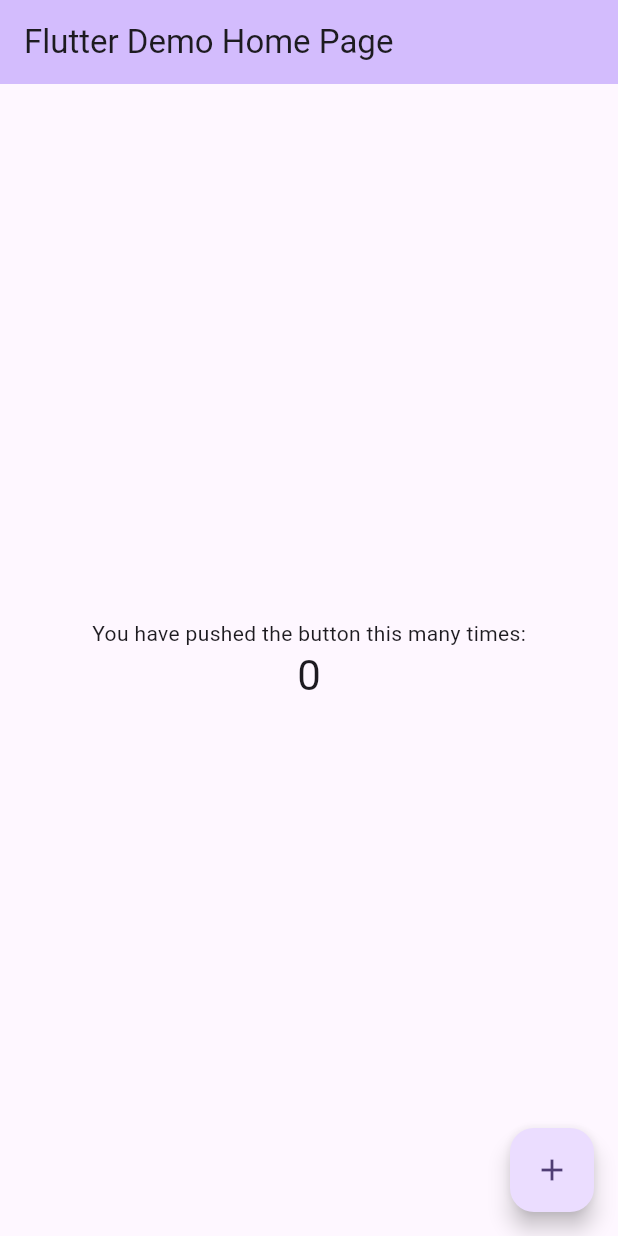
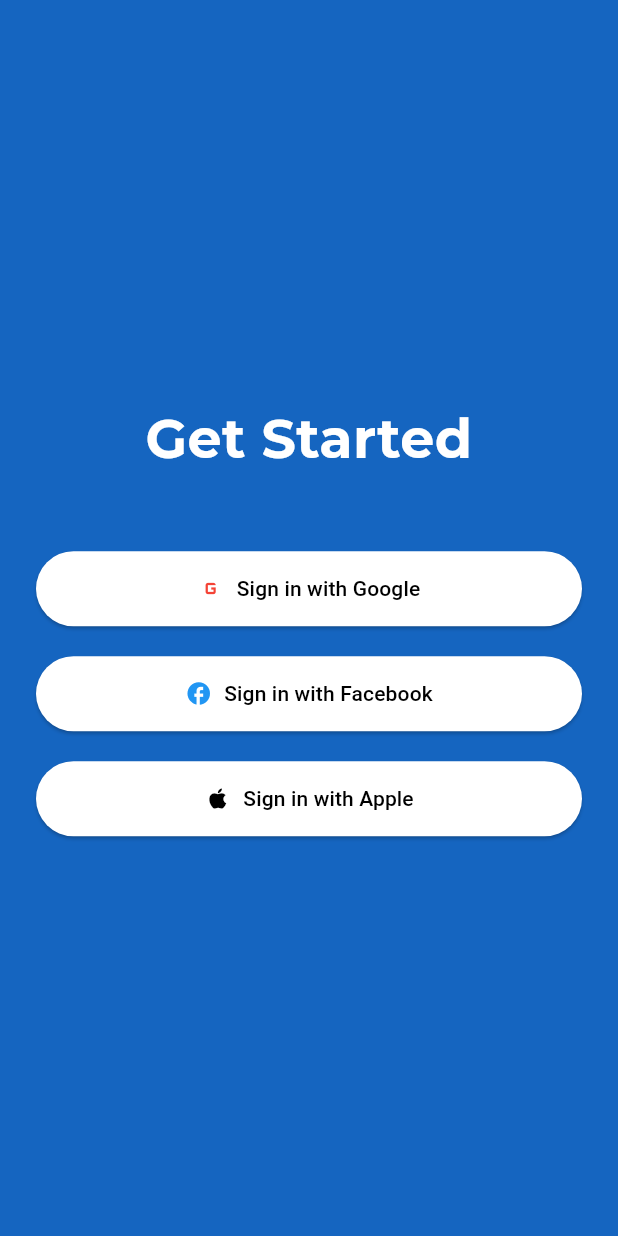
Before and after one commit to anandps83/peak_swim, a Flutter app: the screen it shows after launch, on a phone screen of 412 x 824 dp. Run offline on Flutter 3.47's test engine with Material 3 defaults, Android fonts, the light colour scheme and no system bars; our stand-ins replace google_fonts, supabase_flutter; accounts and stored records are empty.

Commit message:
Added Spalsh Screen, Login Screen, Home Screen

```diff
--- /dev/null
+++ b/lib/auth/auth_service.dart
@@ -0,0 +1,71 @@
+import 'package:flutter/material.dart';
+import 'package:supabase_flutter/supabase_flutter.dart';
+import 'package:peak_swim/utils/constants.dart';
+
+class AuthService {
+  final SupabaseClient _client = Supabase.instance.client;
+
+  // Stream to listen for authentication state changes
+  Stream<AuthState> get authStateChanges => _client.auth.onAuthStateChange;
+
+  // Get the current user
+  User? get currentUser => _client.auth.currentUser;
+
+  // Sign in with Google
+  Future<void> signInWithGoogle() async {
+    // TODO: Follow these steps to configure Google Sign-In:
+    // 1. Enable the Google provider in your Supabase project: https://supabase.com/docs/guides/auth/social-login/google
+    // 2. Configure for Flutter: https://supabase.com/docs/guides/auth/social-login/google#flutter
+    try {
+      await _client.auth.signInWithOAuth(
+        OAuthProvider.google,
+        // redirectTo: 'io.supabase.flutterquickstart://login-callback/', // Add your custom URL scheme here
+      );
+    } catch (e) {
+      debugPrint('Error with Google Sign-In: ');
+      // Handle error
+    }
+  }
+
+  // Sign in with Facebook
+  Future<void> signInWithFacebook() async {
+    // TODO: Follow these steps to configure Facebook Sign-In:
+    // 1. Enable the Facebook provider in your Supabase project: https://supabase.com/docs/guides/auth/social-login/facebook
+    // 2. Configure for Flutter: https://supabase.com/docs/guides/auth/social-login/facebook#flutter
+    try {
+      await _client.auth.signInWithOAuth(
+        OAuthProvider.facebook,
+        // redirectTo: 'io.supabase.flutterquickstart://login-callback/', // Add your custom URL scheme here
+      );
+    } catch (e) {
+      debugPrint('Error with Facebook Sign-In: ');
+      // Handle error
+    }
+  }
+
+  // Sign in with Apple
+  Future<void> signInWithApple() async {
+    // TODO: Follow these steps to configure Apple Sign-In:
+    // 1. Enable the Apple provider in your Supabase project: https://supabase.com/docs/guides/auth/social-login/apple
+    // 2. Configure for Flutter: https://supabase.com/docs/guides/auth/social-login/apple#flutter
+    try {
+      await _client.auth.signInWithOAuth(
+        OAuthProvider.apple,
+        // redirectTo: 'io.supabase.flutterquickstart://login-callback/', // Add your custom URL scheme here
+      );
+    } catch (e) {
+      debugPrint('Error with Apple Sign-In: ');
+      // Handle error
+    }
+  }
+
+  // Sign out
+  Future<void> signOut() async {
+    try {
+      await _client.auth.signOut();
+    } catch (e) {
+      debugPrint('Error signing out: ');
+      // Handle error
+    }
+  }
+}
--- a/lib/main.dart
+++ b/lib/main.dart
@@ -1,122 +1,30 @@
 import 'package:flutter/material.dart';
+import 'package:supabase_flutter/supabase_flutter.dart';
+import 'package:peak_swim/utils/constants.dart';
+import 'package:peak_swim/screens/splash/splash_screen.dart';
 
-void main() {
+void main() async {
+  WidgetsFlutterBinding.ensureInitialized();
+
+  await Supabase.initialize(
+    url: supabaseUrl,
+    anonKey: supabaseAnonKey,
+  );
+
   runApp(const MyApp());
 }
 
 class MyApp extends StatelessWidget {
   const MyApp({super.key});
 
-  // This widget is the root of your application.
   @override
   Widget build(BuildContext context) {
     return MaterialApp(
-      title: 'Flutter Demo',
+      title: 'Peak Swim',
       theme: ThemeData(
-        // This is the theme of your application.
-        //
-        // TRY THIS: Try running your application with "flutter run". You'll see
-        // the application has a purple toolbar. Then, without quitting the app,
-        // try changing the seedColor in the colorScheme below to Colors.green
-        // and then invoke "hot reload" (save your changes or press the "hot
-        // reload" button in a Flutter-supported IDE, or press "r" if you used
-        // the command line to start the app).
-        //
-        // Notice that the counter didn't reset back to zero; the application
-        // state is not lost during the reload. To reset the state, use hot
-        // restart instead.
-        //
-        // This works for code too, not just values: Most code changes can be
-        // tested with just a hot reload.
-        colorScheme: ColorScheme.fromSeed(seedColor: Colors.deepPurple),
+        primarySwatch: Colors.blue,
       ),
-      home: const MyHomePage(title: 'Flutter Demo Home Page'),
+      home: const SplashScreen(),
     );
   }
 }
-
-class MyHomePage extends StatefulWidget {
-  const MyHomePage({super.key, required this.title});
-
-  // This widget is the home page of your application. It is stateful, meaning
-  // that it has a State object (defined below) that contains fields that affect
-  // how it looks.
-
-  // This class is the configuration for the state. It holds the values (in this
-  // case the title) provided by the parent (in this case the App widget) and
-  // used by the build method of the State. Fields in a Widget subclass are
-  // always marked "final".
-
-  final String title;
-
-  @override
-  State<MyHomePage> createState() => _MyHomePageState();
-}
-
-class _MyHomePageState extends State<MyHomePage> {
-  int _counter = 0;
-
-  void _incrementCounter() {
-    setState(() {
-      // This call to setState tells the Flutter framework that something has
-      // changed in this State, which causes it to rerun the build method below
-      // so that the display can reflect the updated values. If we changed
-      // _counter without calling setState(), then the build method would not be
-      // called again, and so nothing would appear to happen.
-      _counter++;
-    });
-  }
-
-  @override
-  Widget build(BuildContext context) {
-    // This method is rerun every time setState is called, for instance as done
-    // by the _incrementCounter method above.
-    //
-    // The Flutter framework has been optimized to make rerunning build methods
-    // fast, so that you can just rebuild anything that needs updating rather
-    // than having to individually change instances of widgets.
-    return Scaffold(
-      appBar: AppBar(
-        // TRY THIS: Try changing the color here to a specific color (to
-        // Colors.amber, perhaps?) and trigger a hot reload to see the AppBar
-        // change color while the other colors stay the same.
-        backgroundColor: Theme.of(context).colorScheme.inversePrimary,
-        // Here we take the value from the MyHomePage object that was created by
-        // the App.build method, and use it to set our appbar title.
-        title: Text(widget.title),
-      ),
-      body: Center(
-        // Center is a layout widget. It takes a single child and positions it
-        // in the middle of the parent.
-        child: Column(
-          // Column is also a layout widget. It takes a list of children and
-          // arranges them vertically. By default, it sizes itself to fit its
-          // children horizontally, and tries to be as tall as its parent.
-          //
-          // Column has various properties to control how it sizes itself and
-          // how it positions its children. Here we use mainAxisAlignment to
-          // center the children vertically; the main axis here is the vertical
-          // axis because Columns are vertical (the cross axis would be
-          // horizontal).
-          //
-          // TRY THIS: Invoke "debug painting" (choose the "Toggle Debug Paint"
-          // action in the IDE, or press "p" in the console), to see the
-          // wireframe for each widget.
-          mainAxisAlignment: MainAxisAlignment.center,
-          children: <Widget>[
-            const Text('You have pushed the button this many times:'),
-            Text(
-              '$_counter',
-              style: Theme.of(context).textTheme.headlineMedium,
-            ),
-          ],
-        ),
-      ),
-      floatingActionButton: FloatingActionButton(
-        onPressed: _incrementCounter,
-        tooltip: 'Increment',
-        child: const Icon(Icons.add),
-      ), // This trailing comma makes auto-formatting nicer for build methods.
-    );
-  }
-}
--- /dev/null
+++ b/lib/screens/login/login_screen.dart
@@ -0,0 +1,96 @@
+import 'dart:async';
+import 'package:flutter/material.dart';
+import 'package:google_fonts/google_fonts.dart';
+import 'package:peak_swim/auth/auth_service.dart';
+import 'package:peak_swim/screens/home/home_screen.dart';
+
+class LoginScreen extends StatefulWidget {
+  const LoginScreen({super.key});
+
+  @override
+  State<LoginScreen> createState() => _LoginScreenState();
+}
+
+class _LoginScreenState extends State<LoginScreen> {
+  final AuthService _authService = AuthService();
+  late final StreamSubscription _authSubscription;
+
+  @override
+  void initState() {
+    super.initState();
+    _authSubscription = _authService.authStateChanges.listen((data) {
+      final session = data.session;
+      if (session != null) {
+        Navigator.of(context).pushReplacement(
+          MaterialPageRoute(builder: (context) => const HomeScreen()),
+        );
+      }
+    });
+  }
+
+  @override
+  void dispose() {
+    _authSubscription.cancel();
+    super.dispose();
+  }
+
+  @override
+  Widget build(BuildContext context) {
+    return Scaffold(
+      backgroundColor: Colors.blue.shade800,
+      body: Center(
+        child: Padding(
+          padding: const EdgeInsets.all(24.0),
+          child: Column(
+            mainAxisAlignment: MainAxisAlignment.center,
+            crossAxisAlignment: CrossAxisAlignment.stretch,
+            children: [
+              Text(
+                'Get Started',
+                textAlign: TextAlign.center,
+                style: GoogleFonts.montserrat(
+                  fontSize: 36,
+                  fontWeight: FontWeight.bold,
+                  color: Colors.white,
+                ),
+              ),
+              const SizedBox(height: 50),
+              ElevatedButton.icon(
+                icon: const Icon(Icons.g_mobiledata, color: Colors.red),
+                label: const Text('Sign in with Google'),
+                onPressed: _authService.signInWithGoogle,
+                style: ElevatedButton.styleFrom(
+                  foregroundColor: Colors.black,
+                  backgroundColor: Colors.white,
+                  padding: const EdgeInsets.symmetric(vertical: 15),
+                ),
+              ),
+              const SizedBox(height: 20),
+              ElevatedButton.icon(
+                icon: const Icon(Icons.facebook, color: Colors.blue),
+                label: const Text('Sign in with Facebook'),
+                onPressed: _authService.signInWithFacebook,
+                style: ElevatedButton.styleFrom(
+                  foregroundColor: Colors.black,
+                  backgroundColor: Colors.white,
+                  padding: const EdgeInsets.symmetric(vertical: 15),
+                ),
+              ),
+              const SizedBox(height: 20),
+              ElevatedButton.icon(
+                icon: const Icon(Icons.apple, color: Colors.black),
+                label: const Text('Sign in with Apple'),
+                onPressed: _authService.signInWithApple,
+                style: ElevatedButton.styleFrom(
+                  foregroundColor: Colors.black,
+                  backgroundColor: Colors.white,
+                  padding: const EdgeInsets.symmetric(vertical: 15),
+                ),
+              ),
+            ],
+          ),
+        ),
+      ),
+    );
+  }
+}
--- /dev/null
+++ b/lib/utils/constants.dart
@@ -0,0 +1,2 @@
+const String supabaseUrl = 'https://wcxiywmjfjydxyecphol.supabase.co';
+const String supabaseAnonKey = 'eyJhbGciOiJIUzI1NiIsInR5cCI6IkpXVCJ9.eyJpc3MiOiJzdXBhYmFzZSIsInJlZiI6IndjeGl5d21qZmp5ZHh5ZWNwaG9sIiwicm9sZSI6ImFub24iLCJpYXQiOjE3NTEyMTQ5MDksImV4cCI6MjA2Njc5MDkwOX0.f9qg84rZp_qUwGgJO8zEDEeGLoj9rtyeEq2Kj7tW7nM';
--- a/pubspec.yaml
+++ b/pubspec.yaml
@@ -34,6 +34,8 @@ dependencies:
   # The following adds the Cupertino Icons font to your application.
   # Use with the CupertinoIcons class for iOS style icons.
   cupertino_icons: ^1.0.8
+  supabase_flutter: ^2.5.3
+  google_fonts: ^6.2.1
 
 dev_dependencies:
   flutter_test:
```
Also changed, not shown: lib/screens/home/home_screen.dart (added, +32 -0 lines), lib/screens/splash/splash_screen.dart (added, +68 -0 lines), pubspec.lock, 14 other files.
